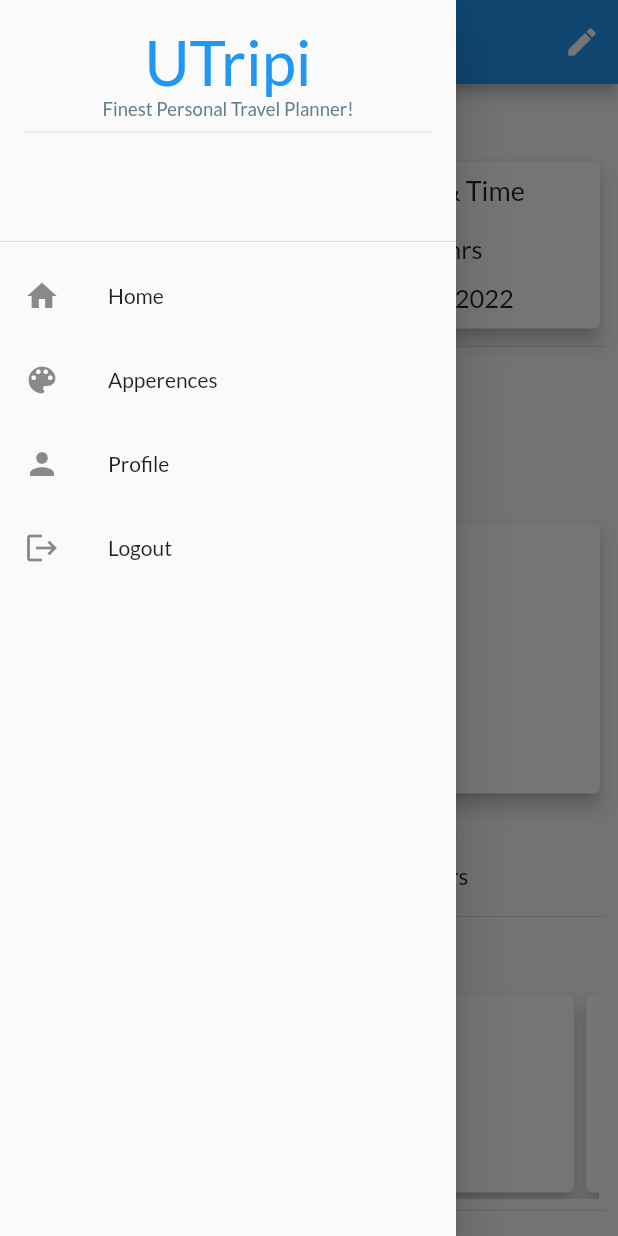
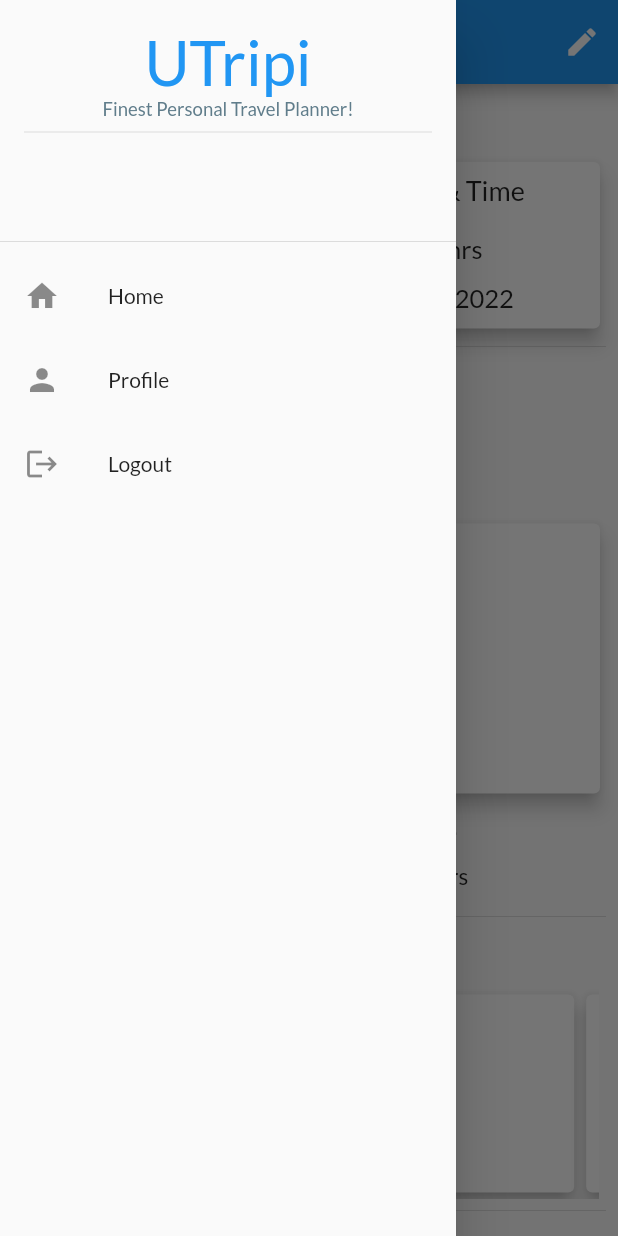
Before and after one commit to esoftcw/utripi_mobile, a Flutter app: the TripDetailsScreen screen opened by its route, with the side drawer open, on a phone screen of 412 x 824 dp. Run offline on Flutter 3.47's test engine with Material 2 defaults, Android fonts, the phone set to English and light mode, and no system bars; our stand-ins replace cloud_firestore, firebase_auth, firebase_core, flutter_svg, freezed_annotation, geocoding and 2 more; accounts and stored records are empty.

Commit message:
removed useless code

```diff
--- a/lib/widgets/side_bar.dart
+++ b/lib/widgets/side_bar.dart
@@ -59,11 +59,6 @@ class SideBar extends StatelessWidget {
                 {Navigator.of(context).pushNamed(MainScreen.routeName)},
           ),
           ListTile(
-            leading: Icon(Icons.color_lens),
-            title: Text('Apperences'),
-            onTap: () => {},
-          ),
-          ListTile(
             leading: Icon(Icons.person),
             title: Text('Profile'),
             onTap: () => {Navigator.of(context).pop()},
```
